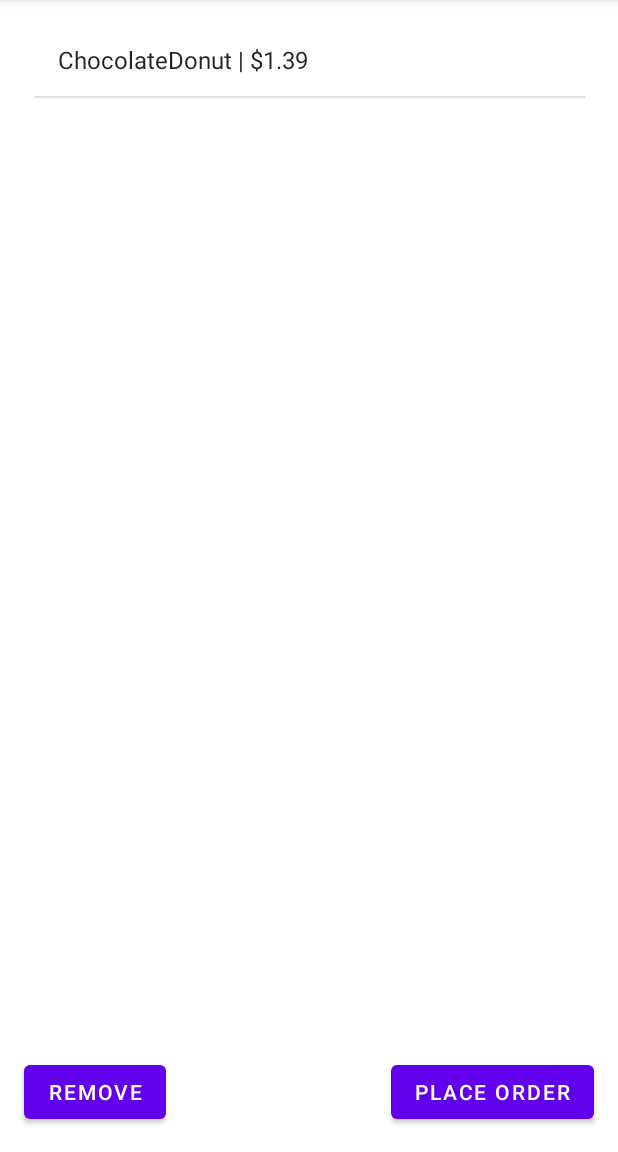
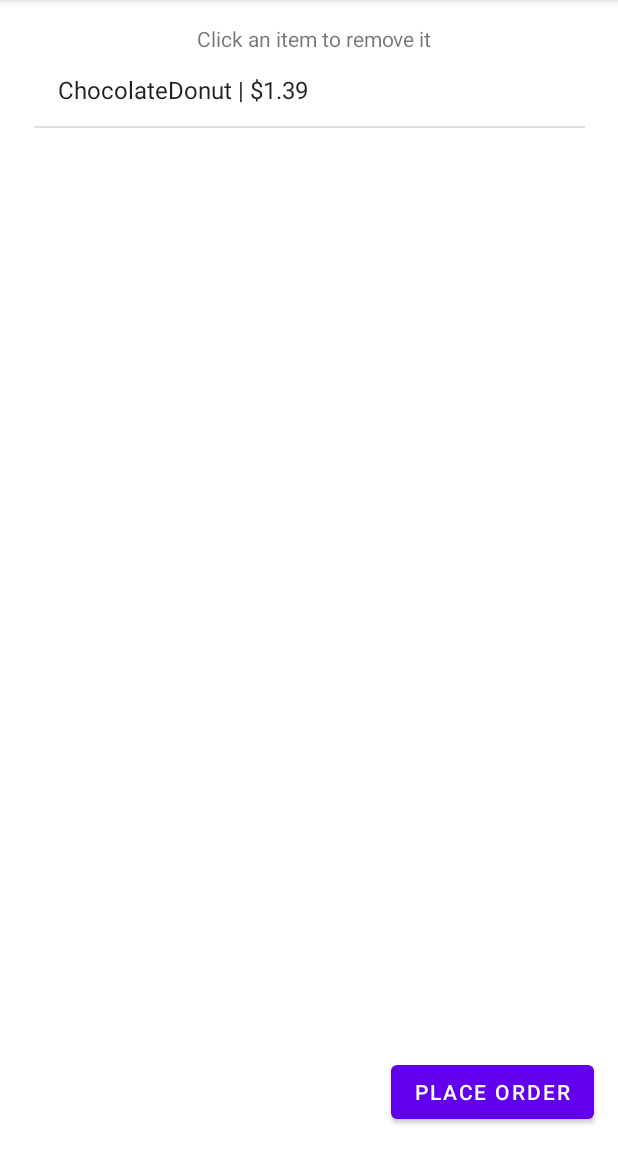
Before and after one commit to MattSRutgers/CafeApp, an Android app: the DonutActivity screen opened directly, with no data from a screen before it, after a tap on "REVIEW ORDER", on a phone screen of 412 x 824 dp, the part 84-1236 px from its top. Run offline under Robolectric (Android 15) with nearby library versions, the phone set to English and light mode, and no system bars.

```diff
--- a/app/src/main/AndroidManifest.xml
+++ b/app/src/main/AndroidManifest.xml
@@ -9,12 +9,11 @@
         android:roundIcon="@mipmap/ic_launcher_round"
         android:supportsRtl="true"
         android:theme="@style/Theme.CafeApp">
+        <activity android:name=".userOrder"></activity>
         <activity
             android:name=".StoreOrders"
             android:parentActivityName=".MainActivity" />
-        <activity
-            android:name=".OrderDetails" />
-            android:parentActivityName=".MainActivity" />
+        <activity android:name=".OrderDetails" />
         <activity
             android:name=".CoffeeActivity"
             android:parentActivityName=".MainActivity" />
--- a/app/src/main/java/com/example/cafeapp/OrderDetails.java
+++ b/app/src/main/java/com/example/cafeapp/OrderDetails.java
@@ -66,6 +66,7 @@ public class OrderDetails extends AppCompatActivity{
         orderNumber ++;
         customerOrder.add(newOrder);
         newOrderList.clear();
+        finish();
 
     }
 }
--- a/app/src/main/res/layout/activity_main.xml
+++ b/app/src/main/res/layout/activity_main.xml
@@ -37,6 +37,7 @@
         android:layout_height="wrap_content"
         android:layout_marginStart="16dp"
         android:layout_marginBottom="28dp"
+        android:onClick="userOrder"
         android:text="@string/reviewButton"
         app:layout_constraintBottom_toBottomOf="parent"
         app:layout_constraintStart_toStartOf="parent" />
--- a/app/src/main/res/layout/activity_order_details.xml
+++ b/app/src/main/res/layout/activity_order_details.xml
@@ -5,16 +5,6 @@
     android:layout_width="match_parent"
     android:layout_height="match_parent"
     tools:context=".OrderDetails">
-
-    <Button
-        android:id="@+id/removeBtn"
-        android:layout_width="wrap_content"
-        android:layout_height="wrap_content"
-        android:layout_marginStart="16dp"
-        android:layout_marginBottom="16dp"
-        android:text="@string/remove"
-        app:layout_constraintBottom_toBottomOf="parent"
-        app:layout_constraintStart_toStartOf="parent" />
 
     <Button
         android:id="@+id/placeOrderBtn"
@@ -31,8 +21,18 @@
         android:id="@+id/orderDetailsListView"
         android:layout_width="367dp"
         android:layout_height="581dp"
-        android:layout_marginTop="16dp"
+        android:layout_marginTop="36dp"
         app:layout_constraintEnd_toEndOf="parent"
         app:layout_constraintStart_toStartOf="parent"
         app:layout_constraintTop_toTopOf="parent" />
+
+    <TextView
+        android:id="@+id/orderInstruction"
+        android:layout_width="wrap_content"
+        android:layout_height="wrap_content"
+        android:layout_marginTop="16dp"
+        android:layout_marginEnd="124dp"
+        android:text="@string/orderInstructionText"
+        app:layout_constraintEnd_toEndOf="parent"
+        app:layout_constraintTop_toTopOf="parent" />
 </androidx.constraintlayout.widget.ConstraintLayout>
--- a/app/src/main/res/values/strings.xml
+++ b/app/src/main/res/values/strings.xml
@@ -23,6 +23,9 @@
     <string name="subtotal">1.39</string>
     <string name="remove">Remove</string>
     <string name="placeOrder">Place Order</string>
+    <string name="orderInstructionText">Click an item to remove it</string>
+    <string name="addToStore">Finalize Order</string>
+    <string name="userOrderInstruction">Click an item to remove</string>
     <string-array name="donutArray">
         <item>Chocolate</item>
         <item>Glazed</item>
```
Also changed, not shown: app/src/main/java/com/example/cafeapp/DonutActivity.java (+5 -5 lines), app/src/main/java/com/example/cafeapp/MainActivity.java (+8 -0 lines), app/src/main/java/com/example/cafeapp/userOrder.java (added, +41 -0 lines), app/src/main/res/layout/activity_user_order.xml (added, +38 -0 lines).
